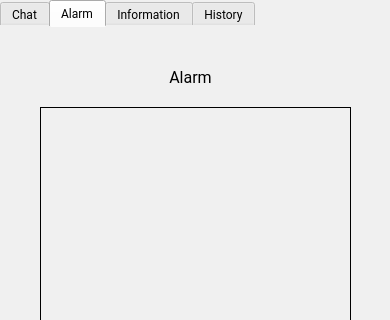
Before: the Qt Designer form app.ui in fireflies1988/HealthcareVirtualAssistant, drawn with Qt 5; both pictures show x 0 to 390 and y 0 to 320 of the 390 by 640 pixel window.
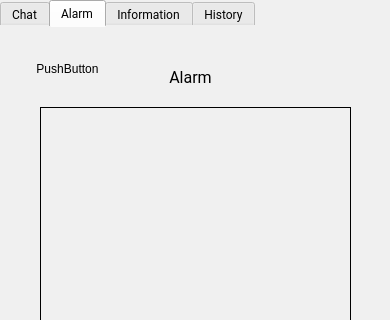
After: the same form once the commit is applied. The open tabs and pages were chosen to show the change. Icons and pictures are not drawn.

```diff
--- a/app.ui
+++ b/app.ui
@@ -513,6 +513,19 @@
        </size>
       </property>
      </widget>
+     <widget class="QPushButton" name="stop_all">
+      <property name="geometry">
+       <rect>
+        <x>30</x>
+        <y>30</y>
+        <width>75</width>
+        <height>23</height>
+       </rect>
+      </property>
+      <property name="text">
+       <string>PushButton</string>
+      </property>
+     </widget>
     </widget>
     <widget class="QWidget" name="tab_3">
      <attribute name="title">
```
Left out of the diff: 2 changed lines with no effect on the pictures.
